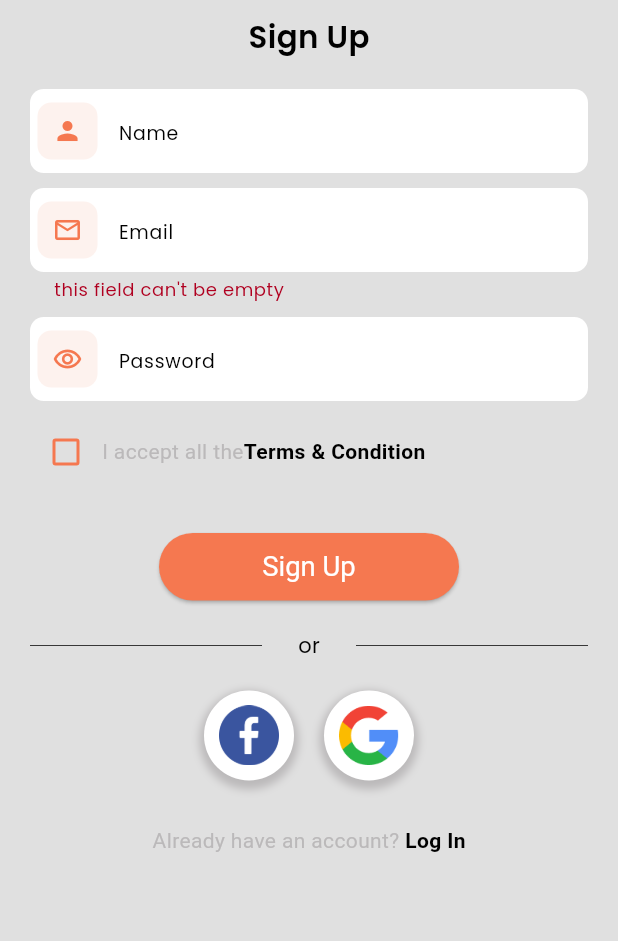
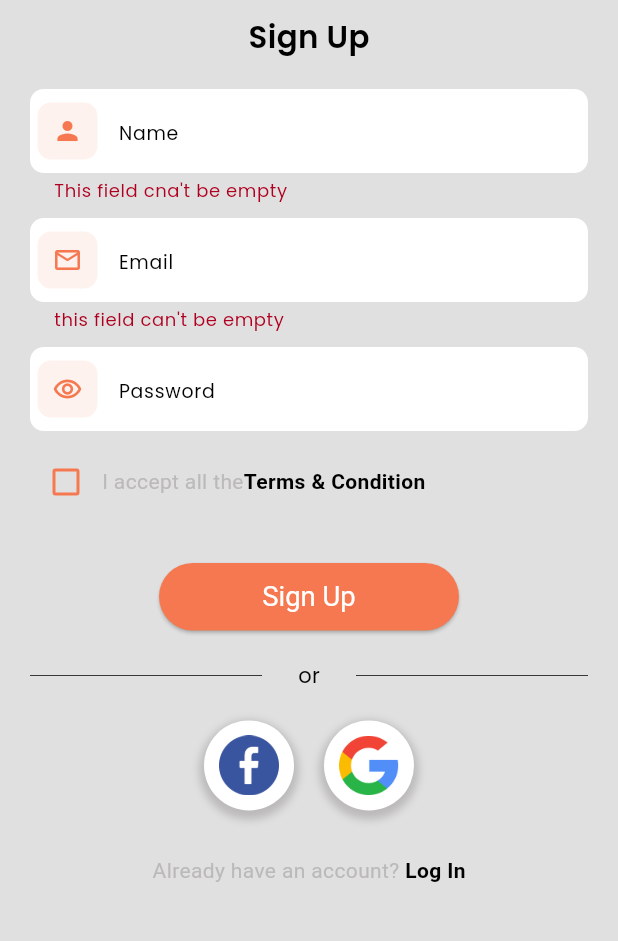
Before and after one commit to parve3j/Flutter-e-commerce-App-Using-Firebase-Backend, a Flutter app: the Registration screen opened by its route, on a phone screen of 412 x 824 dp, the part 124-1065 px from its top. Run offline on Flutter 3.47's test engine with Material 3 defaults, Android fonts, the phone set to English and light mode, and no system bars; our stand-ins replace cloud_firestore, firebase_auth, firebase_core, flutter_screenutil, get, get_storage and 2 more; accounts and stored records are empty.

Commit message:
Auth complete

```diff
--- a/lib/ui/routes/routes.dart
+++ b/lib/ui/routes/routes.dart
@@ -1,15 +1,28 @@
+import 'package:e_com/business_logic/bindings/auth_bindings.dart';
+import 'package:e_com/business_logic/bindings/splash_bindings.dart';
 import 'package:e_com/ui/views/auth/forget_password.dart';
 import 'package:e_com/ui/views/auth/login.dart';
 import 'package:e_com/ui/views/auth/registration.dart';
 import 'package:e_com/ui/views/bottom_nav_controller.dart';
+import 'package:e_com/ui/views/splash.dart';
 import 'package:get/get.dart';
 const String login='/login';
 const String registration='/registration';
 const String forgetpass='/forgetpass';
 const String bottomnavbar='/bottomnavbar';
+const String splash='/splash';
 List<GetPage> getPage=[
-  GetPage(name: login, page:()=> Login()),
-  GetPage(name: registration, page:()=> Registration()),
-  GetPage(name: forgetpass, page:()=> ForgetPassword()),
+  GetPage(name: login, page:()=> Login(),
+    binding: AuthBinding(),
+  ),
+  GetPage(name: registration, page:()=> Registration(),
+    binding: AuthBinding(),
+  ),
+  GetPage(name: forgetpass, page:()=> ForgetPassword(),
+    binding: AuthBinding(),
+  ),
   GetPage(name: bottomnavbar, page:()=> BottomNavController()),
+  GetPage(name: splash, page:()=>Splash(),
+    binding: SplashBinding(),
+  ),
 ];
--- a/lib/ui/views/auth/registration.dart
+++ b/lib/ui/views/auth/registration.dart
@@ -1,5 +1,7 @@
+import 'package:e_com/business_logic/controllers/auth_controller.dart';
 import 'package:e_com/const/app_colors.dart';
 import 'package:e_com/ui/responsive/size_config.dart';
+import 'package:e_com/ui/routes/routes.dart';
 import 'package:e_com/ui/widgets/custom_button.dart';
 import 'package:e_com/ui/widgets/custom_textform_field.dart';
 import 'package:e_com/ui/widgets/socialmedia_button.dart';
@@ -7,6 +9,7 @@ import 'package:flutter/gestures.dart';
 import 'package:flutter/material.dart';
 import 'package:flutter_screenutil/flutter_screenutil.dart';
 import 'package:get/get.dart';
+
 class Registration extends StatefulWidget {
   Registration({super.key});
 
@@ -15,14 +18,14 @@ class Registration extends StatefulWidget {
 }
 
 class _RegistrationState extends State<Registration> {
-  TextEditingController _nameController= TextEditingController();
+  TextEditingController _nameController = TextEditingController();
 
-  TextEditingController _emailController= TextEditingController();
+  TextEditingController _emailController = TextEditingController();
 
-  TextEditingController _passwordController= TextEditingController();
+  TextEditingController _passwordController = TextEditingController();
 
-  final _formKey= GlobalKey<FormState>();
-  RxBool _value= false.obs;
+  final _formKey = GlobalKey<FormState>();
+  RxBool _value = false.obs;
 
   @override
   void dispose() {
@@ -36,7 +39,7 @@ class _RegistrationState extends State<Registration> {
   @override
   Widget build(BuildContext context) {
     return Scaffold(
-      backgroundColor:Colors.grey.shade300,
+      backgroundColor: Colors.grey.shade300,
       body: SafeArea(
         child: Padding(
           padding: const EdgeInsets.symmetric(horizontal: 20),
@@ -49,47 +52,43 @@ class _RegistrationState extends State<Registration> {
                 autovalidateMode: AutovalidateMode.always,
                 child: Column(
                   children: [
-                    SizedBox(height: 30),
-                    Image.asset('assets/icons/logo.png',
+                    const SizedBox(height: 30),
+                    Image.asset(
+                      'assets/icons/logo.png',
                       width: 40.w,
                     ),
-                    SizedBox(height: 10,),
-                    Text('Sign Up',
+                    const SizedBox(
+                      height: 10,
+                    ),
+                    Text(
+                      'Sign Up',
                       style: TextStyle(
-                          fontSize: 18.sp, fontWeight: FontWeight.w600
+                          fontSize: 18.sp, fontWeight: FontWeight.w600),
                     ),
-                    ),
-                    SizedBox(height: 20),
+                    const SizedBox(height: 20),
                     customFormField(
-                        TextInputType.name,
-                        _nameController,
-                        context,
-                        'Name',
-                        (val){},
-                      prefixIcon: Icons.person
-                    ),
-                    customFormField(
-                        TextInputType.emailAddress,
-                        _emailController,
-                        context,
-                        'Email',
-                            (val){
+                        TextInputType.name, _nameController, context, 'Name',
+                        (val) {
+                      if (val.isEmpty) {
+                        return 'This field cna\'t be empty';
+                      }
+                    }, prefixIcon: Icons.person),
+                    customFormField(TextInputType.emailAddress,
+                        _emailController, context, 'Email', (val) {
                       if (val.isEmpty) {
                         return 'this field can\'t be empty';
                       }
                       if (!val.contains(RegExp(r'\@'))) {
                         return 'enter a valid email address';
                       }
-                        },
-                        prefixIcon: Icons.email_outlined
-                    ),
+                    }, prefixIcon: Icons.email_outlined),
                     customFormField(
                       TextInputType.text,
                       _passwordController,
                       context,
                       'Password',
-                          (val){
-                        if(val==null){
+                      (val) {
+                        if (val == null) {
                           return 'This field can\'t be empty';
                         }
                       },
@@ -101,49 +100,51 @@ class _RegistrationState extends State<Registration> {
                         Obx(() => Checkbox(
                               checkColor: AppColors.mandarinColor,
                               activeColor: Colors.transparent,
-                          side: const BorderSide(color: AppColors.mandarinColor, width: 2),
+                              side: const BorderSide(
+                                  color: AppColors.mandarinColor, width: 2),
                               value: _value.value,
-                            onChanged: (val){
-                              _value.value=val!;
+                              onChanged: (val) {
+                                _value.value = val!;
                               },
                             )),
-                        Text.rich(TextSpan(
-                          children: [
-                            TextSpan(
+                        Text.rich(TextSpan(children: [
+                          const TextSpan(
                             text: 'I accept all the',
-                              style: TextStyle(
-                                color: AppColors.grayColor
-                              ),
+                            style: TextStyle(color: AppColors.grayColor),
                           ),
                           TextSpan(
-                              recognizer: TapGestureRecognizer()..onTap=(){},
+                            recognizer: TapGestureRecognizer()..onTap = () {},
                             text: 'Terms & Condition',
-                              style: TextStyle(
+                            style: const TextStyle(
                               color: Colors.black,
                               fontWeight: FontWeight.w600,
                             ),
                           ),
-                          ]
-                        )),
+                        ])),
                       ],
                     ),
-                    SizedBox(
+                    const SizedBox(
                       height: 30,
                     ),
                     SizedBox(
                       width: 200,
                       height: 45,
-                      child: customButton(
-                          'Sign Up',
-                              (){if(_formKey.currentState!.validate() &&
-                              _value.value==true){
-
+                      child: customButton('Sign Up', () {
+                        if (_formKey.currentState!.validate() &&
+                            _value.value == true) {
+                          Get.find<AuthController>().signUp(
+                            _nameController.text,
+                            _emailController.text,
+                            _passwordController.text,
+                            context,
+                          );
                         }
-                          }
+                      }),
                     ),
+                    const SizedBox(
+                      height: 20,
                     ),
-                    SizedBox(height: 20,),
-                    Row(
+                    const Row(
                       children: [
                         Expanded(
                           child: Divider(
@@ -152,7 +153,7 @@ class _RegistrationState extends State<Registration> {
                           ),
                         ),
                         Padding(
-                          padding: const EdgeInsets.symmetric(horizontal: 20),
+                          padding: EdgeInsets.symmetric(horizontal: 20),
                           child: Text(' or '),
                         ),
                         Expanded(
@@ -163,34 +164,35 @@ class _RegistrationState extends State<Registration> {
                         ),
                       ],
                     ),
-                    SizedBox(height: 20),
+                    const SizedBox(height: 20),
                     Row(
                       mainAxisAlignment: MainAxisAlignment.center,
                       children: [
                         SocialMediaButton('assets/icons/facebook.png'),
-                        SizedBox(width: 20,),
+                        const SizedBox(
+                          width: 20,
+                        ),
                         SocialMediaButton('assets/icons/search.png'),
                       ],
                     ),
-                    SizedBox(height: 30),
-                    Text.rich(TextSpan(
-                        children:[
-                          TextSpan(
+                    const SizedBox(height: 30),
+                    Text.rich(TextSpan(children: [
+                      const TextSpan(
                         text: 'Already have an account?',
                         style: TextStyle(
                           color: AppColors.grayColor,
                         ),
                       ),
                       TextSpan(
-                              recognizer: TapGestureRecognizer()..onTap=(){},
+                          recognizer: TapGestureRecognizer()..onTap = () {
+                            Get.offAndToNamed(login);
+                          },
                           text: ' Log In',
-                              style: TextStyle(
+                          style: const TextStyle(
                             color: Colors.black,
                             fontWeight: FontWeight.w600,
-                              )
-                          )
-                        ]
                           ))
+                    ]))
                   ],
                 ),
               ),
--- a/pubspec.yaml
+++ b/pubspec.yaml
@@ -41,6 +41,11 @@ dependencies:
   google_fonts:
   salomon_bottom_bar:
   firebase_core:
+  firebase_auth:
+  get_storage:
+  cloud_firestore:
+  cached_network_image:
+  flutter_bkash:
 
 
 dev_dependencies:
```
Also changed, not shown: lib/business_logic/bindings/auth_bindings.dart (added, +11 -0 lines), lib/business_logic/bindings/splash_bindings.dart (added, +11 -0 lines), lib/business_logic/controllers/auth_controller.dart (added, +120 -0 lines), lib/business_logic/controllers/splash_controller.dart (added, +23 -0 lines), lib/main.dart (+14 -1 lines), lib/ui/views/auth/forget_password.dart (+23 -16 lines), lib/ui/views/auth/login.dart (+46 -48 lines), lib/ui/views/nav_pages/profile_page.dart (+12 -1 lines), lib/ui/views/splash.dart (added, +16 -0 lines), pubspec.lock, 5 other files. Lines whose indentation alone changed are shown as unchanged.
